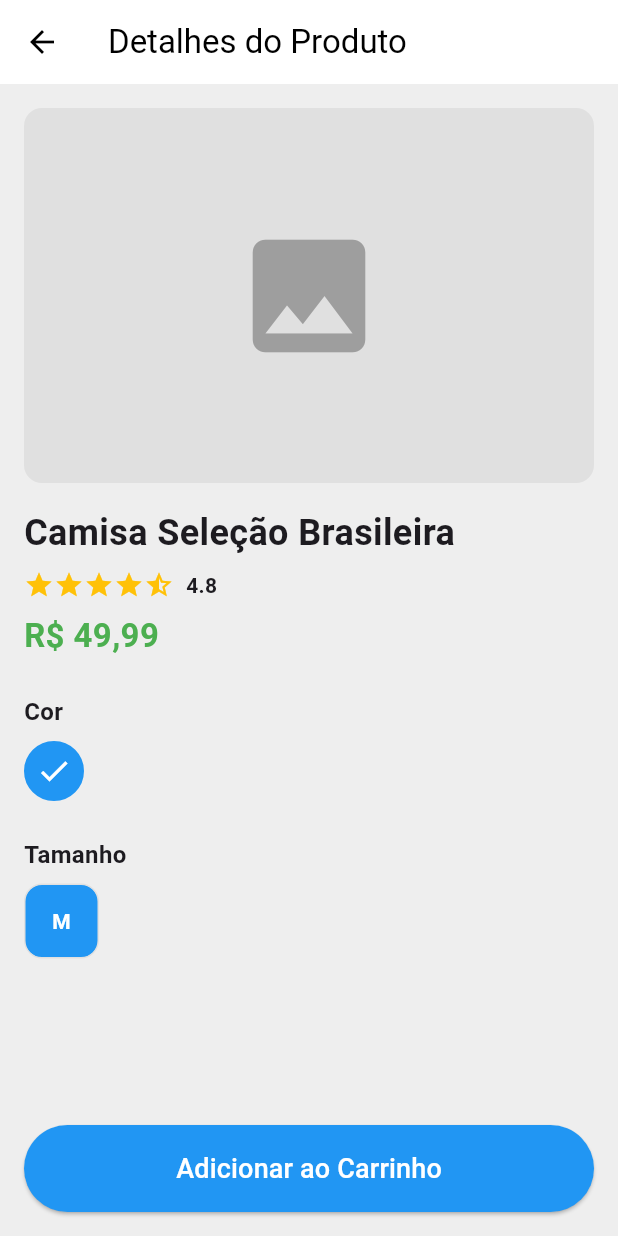
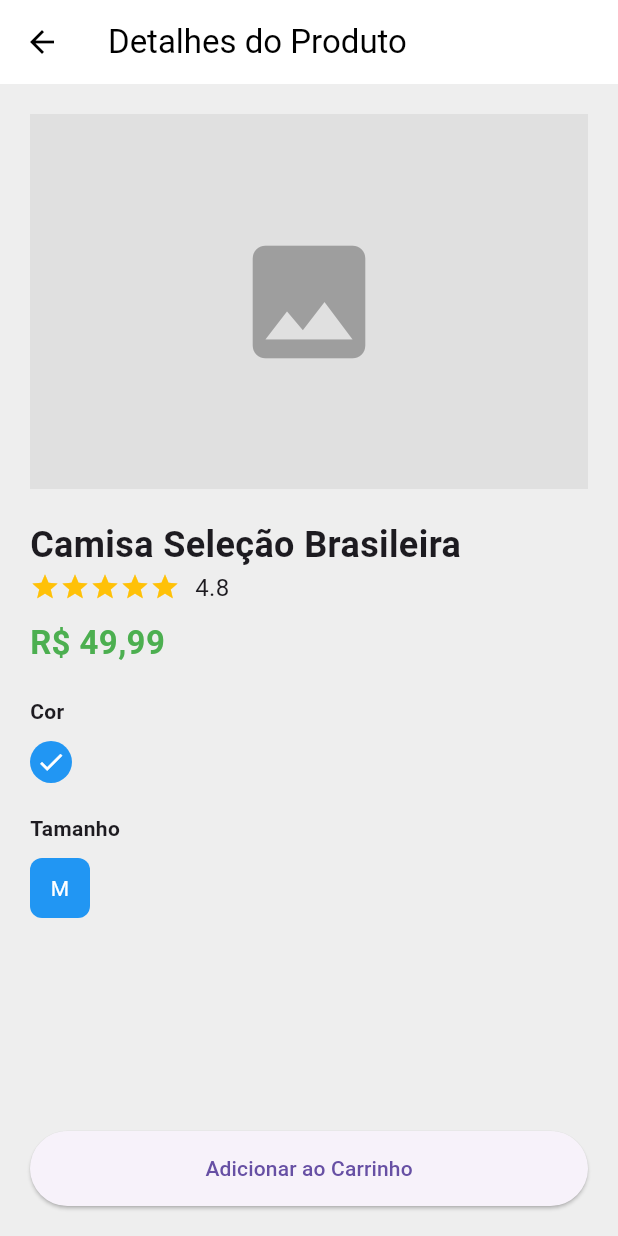
Before and after one commit to ryanantoniio/clickloja1, a Flutter app: the screen it shows after launch, after a tap on "Camisa Seleção Brasileira", on a phone screen of 412 x 824 dp. Run offline on Flutter 3.47's test engine with Material 3 defaults, Android fonts, the phone set to English and light mode, and no system bars; network calls fail.

Commit message:
correcao de erros

```diff
--- a/lib/telas/product_detail_screen.dart
+++ b/lib/telas/product_detail_screen.dart
@@ -1,45 +1,57 @@
 import 'package:flutter/material.dart';
 
-class ProductDetailScreen extends StatefulWidget {
+void main() {
+  runApp(
+    const MaterialApp(
+      // Adicionado os parâmetros obrigatórios aqui
+      home: ProductDetailScreen(
+        titulo: "Camisa Seleção Brasileira",
+        preco: "R\$ 49,99",
+      ),
+      debugShowCheckedModeBanner: false,
+    ),
+  );
+}
+
+class ProductDetailScreen extends StatelessWidget {
+  // 1. Declarar as variáveis finais na classe
   final String titulo;
   final String preco;
 
-  const ProductDetailScreen({Key? key, required this.titulo, required this.preco}) : super(key: key);
-
-  @override
-  State<ProductDetailScreen> createState() => _ProductDetailScreenState();
-}
-
-class _ProductDetailScreenState extends State<ProductDetailScreen> {
-  int corSelecionada = 0;
-  int tamanhoSelecionado = 1;
+  const ProductDetailScreen({
+    super.key,
+    // 2. Usar 'this.titulo' e 'this.preco' no construtor
+    required this.titulo,
+    required this.preco,
+  });
 
   @override
   Widget build(BuildContext context) {
     return Scaffold(
       appBar: AppBar(
-        title: const Text('Detalhes do Produto', style: TextStyle(color: Colors.black)),
+        title: const Text("Detalhes do Produto"),
         backgroundColor: Colors.white,
-        iconTheme: const IconThemeData(color: Colors.black),
+        foregroundColor: Colors.black,
         elevation: 0,
       ),
       body: Padding(
-        padding: const EdgeInsets.all(16.0),
+        padding: const EdgeInsets.all(20.0),
         child: Column(
-          crossAxisAlignment: CrossAxisAlignment.stretch,
+          crossAxisAlignment: CrossAxisAlignment.start,
           children: [
             Container(
               height: 250,
-              decoration: BoxDecoration(
+              width: double.infinity,
               color: Colors.grey[300],
-                  borderRadius: BorderRadius.circular(12)
+              child: const Icon(Icons.image, size: 100, color: Colors.grey),
             ),
-              child: const Center(child: Icon(Icons.image, size: 100, color: Colors.grey)),
+            const SizedBox(height: 20),
+
+            // 3. (Opcional) Usar a variável 'titulo' aqui em vez de texto fixo
+            Text(
+              titulo,
+              style: const TextStyle(fontSize: 24, fontWeight: FontWeight.bold),
             ),
-            const SizedBox(height: 16),
-
-            Text(widget.titulo, style: const TextStyle(fontSize: 24, fontWeight: FontWeight.bold)),
-            const SizedBox(height: 8),
 
             const Row(
               children: [
@@ -47,84 +59,64 @@ class _ProductDetailScreenState extends State<ProductDetailScreen> {
                 Icon(Icons.star, color: Colors.amber, size: 20),
                 Icon(Icons.star, color: Colors.amber, size: 20),
                 Icon(Icons.star, color: Colors.amber, size: 20),
-                Icon(Icons.star_half, color: Colors.amber, size: 20),
-                SizedBox(width: 8),
-                Text('4.8', style: TextStyle(fontWeight: FontWeight.bold)),
+                Icon(Icons.star, color: Colors.amber, size: 20),
+                SizedBox(width: 10),
+                Text("4.8", style: TextStyle(fontSize: 16)),
               ],
             ),
-            const SizedBox(height: 8),
+            const SizedBox(height: 10),
 
-            Text(widget.preco, style: const TextStyle(fontSize: 22, color: Colors.green, fontWeight: FontWeight.bold)),
-            const SizedBox(height: 24),
+            // 4. (Opcional) Usar a variável 'preco' aqui em vez de texto fixo
+            Text(
+              preco,
+              style: const TextStyle(
+                fontSize: 22,
+                color: Colors.green,
+                fontWeight: FontWeight.bold,
+              ),
+            ),
 
-            const Text('Cor', style: TextStyle(fontSize: 16, fontWeight: FontWeight.bold)),
-            const SizedBox(height: 8),
-            GestureDetector(
-              onTap: (){
-                // aqui avisamos ao flutter que essa cor foi clicada
-                setState(() { corSelecionada = 0; });
-              },
-              child: Align(
-                alignment: Alignment.centerLeft,
-                child: Container(
+            const SizedBox(height: 20),
+
+            const Text("Cor", style: TextStyle(fontWeight: FontWeight.bold)),
+            const SizedBox(height: 10),
+            Container(
+              padding: const EdgeInsets.all(4),
+              decoration: const BoxDecoration(
+                color: Colors.blue,
+                shape: BoxShape.circle,
+              ),
+              child: const Icon(Icons.check, color: Colors.white, size: 20),
+            ),
+
+            const SizedBox(height: 20),
+
+            const Text(
+              "Tamanho",
+              style: TextStyle(fontWeight: FontWeight.bold),
+            ),
+            const SizedBox(height: 10),
+            Container(
               width: 40,
               height: 40,
               decoration: BoxDecoration(
                 color: Colors.blue,
-                    shape: BoxShape.circle, // deixa redondo
-                    // caso seja selecionado cria uma borda
-                    border: corSelecionada == 0
-                        ? Border.all(color: Colors.blue, width: 2)
-                        : null,
+                borderRadius: BorderRadius.circular(8),
               ),
-                  child: corSelecionada == 0
-                      ? const Icon(Icons.check, color: Colors.white)
-                      : null,
-                ),
-              ),
-            ),
-            const SizedBox(height: 24),
-
-            const Text('Tamanho', style: TextStyle(fontSize: 16, fontWeight: FontWeight.bold)),
-            const SizedBox(height: 8),
-            GestureDetector(
-              onTap: () {
-                setState(() { tamanhoSelecionado = 1; });
-              },
-              child: Align(
-                alignment: Alignment.centerLeft,
-                child: Container(
-                  width: 50,
-                  height: 50,
-                  alignment: Alignment.center, // Centraliza a letra "M"
-                  decoration: BoxDecoration(
-                    // Se selecionado, fundo roxo. Se não, fundo branco.
-                    color: tamanhoSelecionado == 1 ? Colors.blue : Colors.white,
-                    borderRadius: BorderRadius.circular(12), // Deixa as pontas redondas
-                    border: Border.all(color: Colors.grey.shade300),
-                  ),
-                  child: Text(
-                    'M',
-                    style: TextStyle(
-                      fontWeight: FontWeight.bold,
-                      // Se selecionado, letra branca. Se não, letra preta.
-                      color: tamanhoSelecionado == 1 ? Colors.white : Colors.black,
-                    ),
-                  ),
-                ),
+              child: const Center(
+                child: Text("M", style: TextStyle(color: Colors.white)),
               ),
             ),
 
-            const Spacer(), // Empurra o botão lá para o final da tela
-
-            ElevatedButton(
-              style: ElevatedButton.styleFrom(
-                padding: const EdgeInsets.all(16),
-                backgroundColor: Colors.blue,
+            const Spacer(),
+            SizedBox(
+              width: double.infinity,
+              height: 50,
+              child: ElevatedButton(
+                onPressed: () {},
+                style: ElevatedButton.styleFrom(shape: const StadiumBorder()),
+                child: const Text("Adicionar ao Carrinho"),
               ),
-              onPressed: () {
-              },
-              child: const Text('Adicionar ao Carrinho', style: TextStyle(fontSize: 18, color: Colors.white)),
             ),
           ],
         ),
```
Also changed, not shown: lib/database/propriedade_dao.dart (line endings or trailing spaces). Lines whose indentation alone changed are shown as unchanged.
